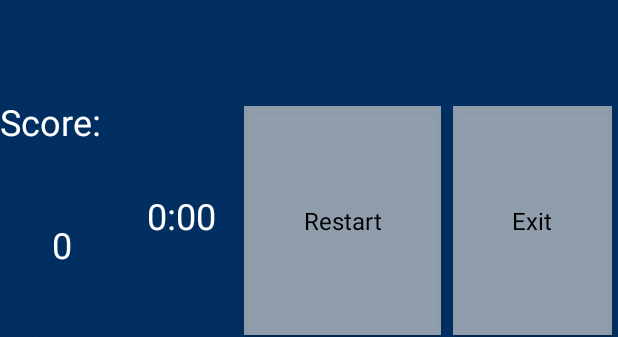
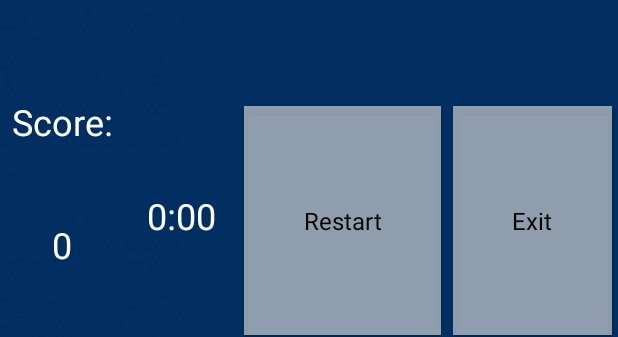
Before and after one commit to mostafa172/MyMatchingGame, an Android app: the layout activity_main.xml on its own in the app's theme, with its tools: preview values and no code run, on a phone screen of 412 x 824 dp. Shown: the part 892-1229 px from the top of the screen. Run offline under Robolectric (Android 15) with nearby library versions, the phone set to English and light mode, and no system bars.

Commit message:
fixed some text alingment

```diff
--- a/app/src/main/res/layout/activity_main.xml
+++ b/app/src/main/res/layout/activity_main.xml
@@ -38,7 +38,7 @@
                 android:layout_height="wrap_content"
                 android:layout_weight="1"
                 android:text="@string/scoreLabel"
-                android:textAlignment="textStart"
+                android:textAlignment="center"
                 android:textColor="@android:color/white"
                 android:textSize="24sp" />
 
```
